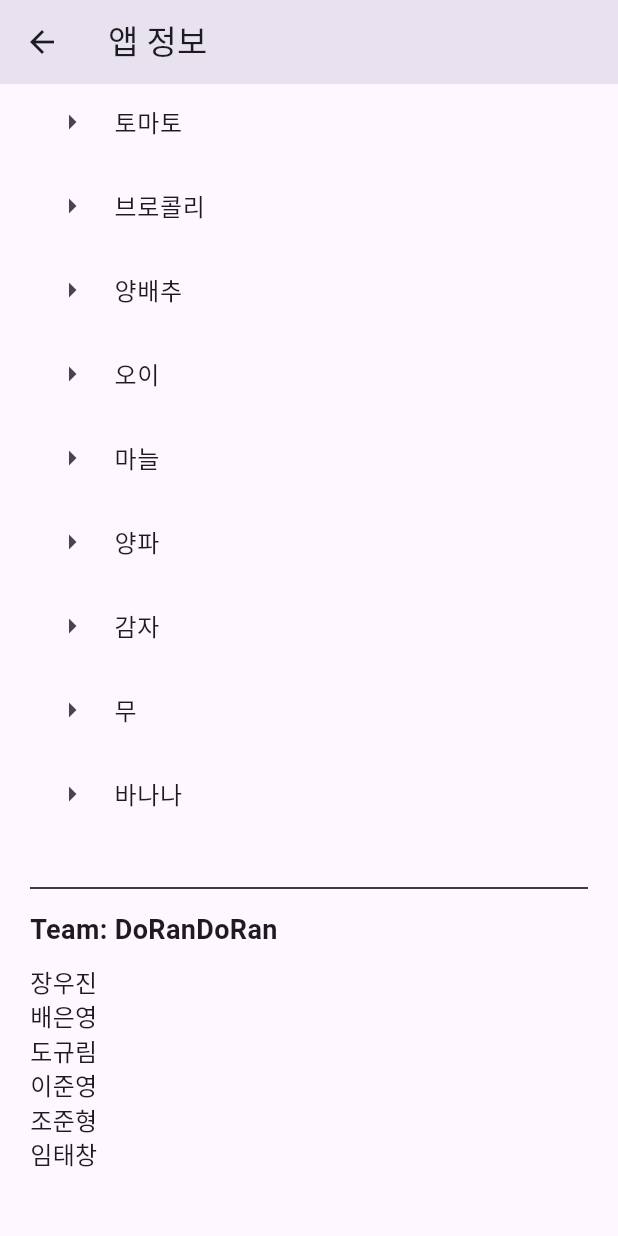
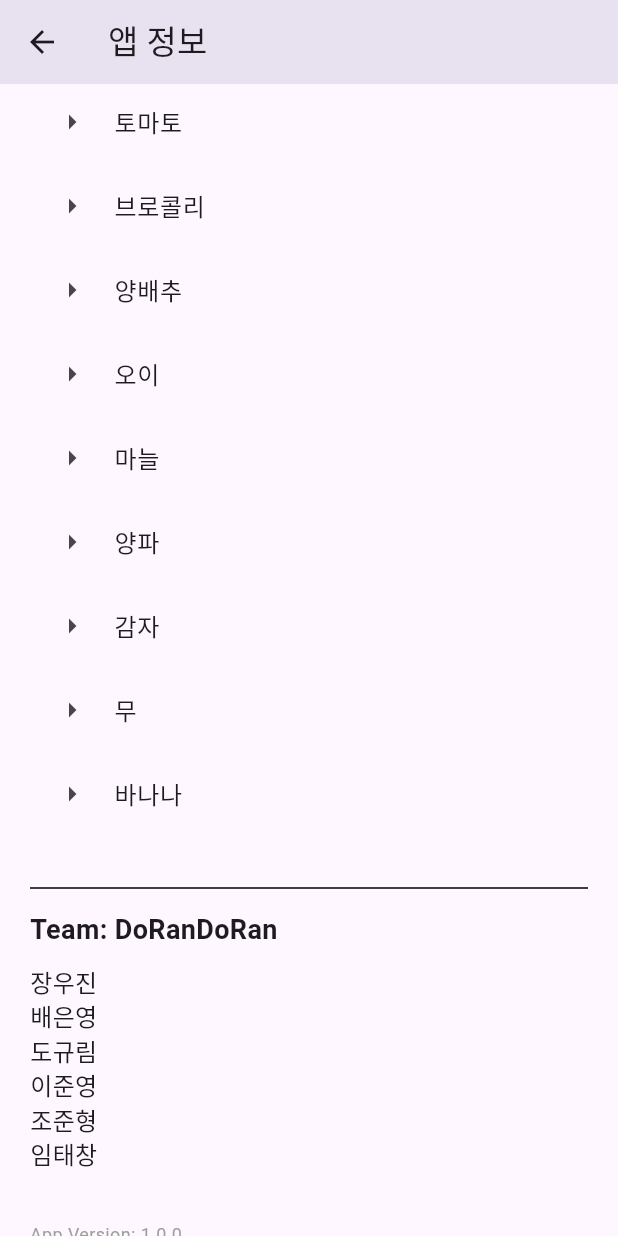
Before and after one commit to mi-ci/vgt, a Flutter app: the InfoPage screen opened directly, scrolled down 136 dp, on a phone screen of 412 x 824 dp. Run offline on Flutter 3.47's test engine with Material 3 defaults, Android fonts, the phone set to English and light mode, and no system bars; our stand-ins replace animate_do, auto_size_text, carousel_slider, flutter_spinkit, google_mobile_ads, image_picker and 1 more; network calls fail.

Commit message:
최종수정

```diff
--- a/lib/info_page.dart
+++ b/lib/info_page.dart
@@ -62,6 +62,12 @@ class InfoPage extends StatelessWidget {
                   '장우진\n배은영\n도규림\n이준영\n조준형\n임태창\n',
                   style: TextStyle(fontSize: 16),
                 ),
+                SizedBox(height: 10),
+                Text(
+                  'App Version: 1.0.0',
+                  textAlign: TextAlign.center,
+                  style: TextStyle(fontSize: 12, color: Colors.grey),
+                ),
               ],
             ),
           ),
```
